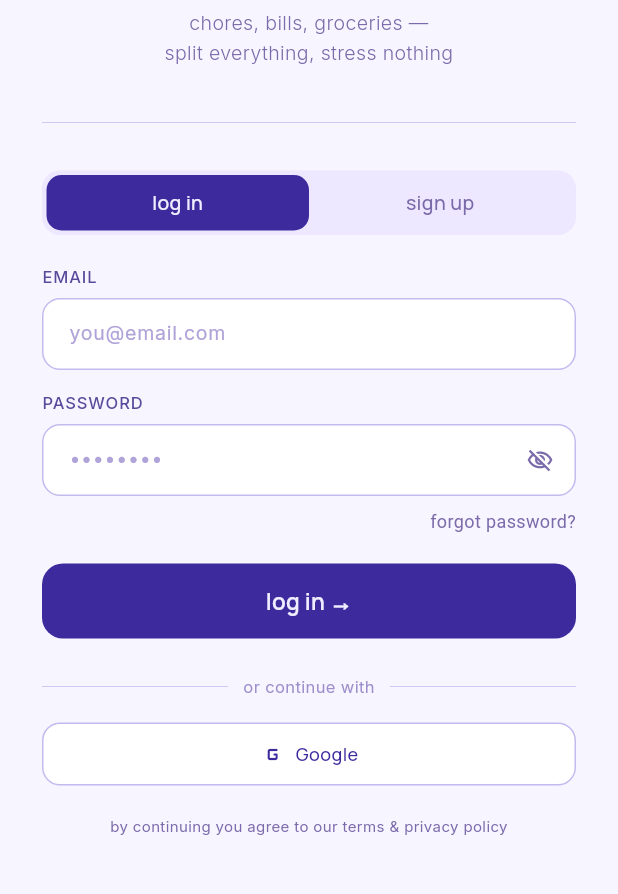
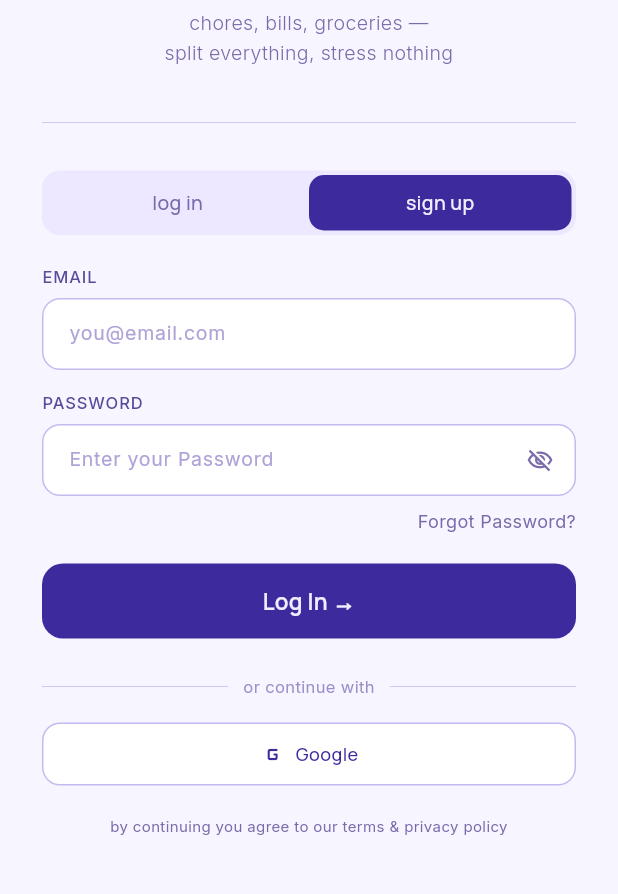
Before and after one commit to anaghasubedi/Roomie, a Flutter app: the AuthScreen screen opened directly, on a phone screen of 412 x 824 dp, the part 233-1127 px from its top. Run offline on Flutter 3.47's test engine with Material 3 defaults, Android fonts, the phone set to English and light mode, and no system bars; our stand-ins replace flutter_secure_storage, google_fonts, google_sign_in; accounts and stored records are empty.

Commit message:
Auth Screen

```diff
--- a/frontend/roomie/lib/screens/auth.dart
+++ b/frontend/roomie/lib/screens/auth.dart
@@ -1,5 +1,6 @@
 import 'package:flutter/material.dart';
 import '../themes/colors.dart';
+import '../themes/fonts.dart';
 import '../widgets/headers.dart';
 import '../widgets/auth_tabs.dart';
 import '../widgets/field_labels.dart';
@@ -7,9 +8,10 @@
 import '../widgets/or_divider.dart';
 import '../widgets/social_buttons.dart';
 import '../widgets/terms_text.dart';
+import '../widgets/text_field.dart';
 import '../services/auth_services.dart';
-import 'verification.dart';
-import 'forgot_password.dart';
+import '../popups/verification.dart';
+import '../popups/forgot_password.dart';
 import '../widgets/error_banner.dart';
 import '../widgets/dob_picker.dart';
 import 'welcome.dart';
@@ -146,13 +148,10 @@
     if (error != null) {
       setState(() => _signupError = error);
     } else {
-      Navigator.of(context).push(
-        MaterialPageRoute(
-          builder: (_) => VerificationScreen(
+      VerificationDialog.show(
+        context,
         email: _signupEmailController.text.trim(),
         mode: VerificationMode.emailVerification,
-          ),
-        ),
       );
     }
   }
@@ -181,7 +180,7 @@
       SnackBar(
         content: Text(
           message,
-          style: const TextStyle(fontSize: 13, color: Colors.white),
+          style: RFonts.body(fontSize: 13, color: RColors.buttonText),
         ),
         backgroundColor: RColors.error,
         behavior: SnackBarBehavior.floating,
@@ -224,28 +223,28 @@
       child: Column(
         crossAxisAlignment: CrossAxisAlignment.start,
         children: [
-          const FieldLabel('email'),
+          const FieldLabel('Email'),
           const SizedBox(height: 6),
-          TextFormField(
+          RoomieTextField(
             controller: _loginEmailController,
+            hint: 'you@email.com',
+            focusedHint: 'binayak11@gmail.com',
             keyboardType: TextInputType.emailAddress,
-            style: const TextStyle(fontSize: 13, color: RColors.text),
-            decoration: RoomieDecor.of('you@email.com'),
             validator: (v) {
-              if (v == null || v.isEmpty) return 'email is required';
-              if (!v.contains('@')) return 'enter a valid email';
+              if (v == null || v.isEmpty) return 'Email is required';
+              if (!v.contains('@')) return 'Enter a valid email';
               return null;
             },
           ),
           const SizedBox(height: 14),
 
-          const FieldLabel('password'),
+          const FieldLabel('Password'),
           const SizedBox(height: 6),
-          TextFormField(
+          RoomieTextField(
             controller: _loginPasswordController,
+            hint: 'Enter your Password',
+            focusedHint: '********',
             obscureText: _obscureLoginPassword,
-            style: const TextStyle(fontSize: 13, color: RColors.text),
-            decoration: RoomieDecor.of('••••••••').copyWith(
             suffixIcon: IconButton(
               icon: Icon(
                 _obscureLoginPassword
@@ -258,9 +257,8 @@
                 () => _obscureLoginPassword = !_obscureLoginPassword,
               ),
             ),
-            ),
             validator: (v) {
-              if (v == null || v.isEmpty) return 'password is required';
+              if (v == null || v.isEmpty) return 'Password is Required';
               return null;
             },
           ),
@@ -275,19 +273,17 @@
           Align(
             alignment: Alignment.centerRight,
             child: GestureDetector(
-              onTap: () => Navigator.of(context).push(
-                MaterialPageRoute(builder: (_) => const ForgotPasswordScreen()),
-              ),
-              child: const Text(
-                'forgot password?',
-                style: TextStyle(fontSize: 12, color: RColors.primaryMid),
+              onTap: () => ForgotPasswordDialog.show(context),
+              child: Text(
+                'Forgot Password?',
+                style: RFonts.body(fontSize: 12, color: RColors.primaryMid),
               ),
             ),
           ),
           const SizedBox(height: 20),
 
           PrimaryButton(
-            label: 'log in →',
+            label: 'Log In →',
             isLoading: _isLoginLoading,
             onPressed: _handleLogin,
           ),
@@ -305,17 +301,17 @@
       child: Column(
         crossAxisAlignment: CrossAxisAlignment.start,
         children: [
-          const FieldLabel('display name'),
+          const FieldLabel('Display Name'),
           const SizedBox(height: 6),
-          TextFormField(
+          RoomieTextField(
             controller: _displayNameController,
-            style: const TextStyle(fontSize: 13, color: RColors.text),
-            decoration: RoomieDecor.of('your name'),
+            hint: 'Your Name',
+            focusedHint: 'Saurab Neupane',
             validator: (v) {
               if (v == null || v.trim().isEmpty) {
-                return 'display name is required';
+                return 'Display name is required';
               }
-              if (v.trim().length < 2) return 'must be at least 2 characters';
+              if (v.trim().length < 3) return 'Nust be at least 3 characters';
               return null;
             },
           ),
@@ -331,28 +327,28 @@
           ),
           const SizedBox(height: 14),
 
-          const FieldLabel('email'),
+          const FieldLabel('Email'),
           const SizedBox(height: 6),
-          TextFormField(
+          RoomieTextField(
             controller: _signupEmailController,
+            hint: 'you@email.com',
+            focusedHint: 'saurab@email.com',
             keyboardType: TextInputType.emailAddress,
-            style: const TextStyle(fontSize: 13, color: RColors.text),
-            decoration: RoomieDecor.of('you@email.com'),
             validator: (v) {
-              if (v == null || v.isEmpty) return 'email is required';
-              if (!v.contains('@')) return 'enter a valid email';
+              if (v == null || v.isEmpty) return 'Email is required';
+              if (!v.contains('@')) return 'Enter a valid email';
               return null;
             },
           ),
           const SizedBox(height: 14),
 
-          const FieldLabel('password'),
+          const FieldLabel('Password'),
           const SizedBox(height: 6),
-          TextFormField(
+          RoomieTextField(
             controller: _signupPasswordController,
+            hint: 'Create a password',
+            focusedHint: '********',
             obscureText: _obscureSignupPassword,
-            style: const TextStyle(fontSize: 13, color: RColors.text),
-            decoration: RoomieDecor.of('create a password').copyWith(
             suffixIcon: IconButton(
               icon: Icon(
                 _obscureSignupPassword
@@ -365,10 +361,9 @@
                 () => _obscureSignupPassword = !_obscureSignupPassword,
               ),
             ),
-            ),
             validator: (v) {
-              if (v == null || v.isEmpty) return 'password is required';
-              if (v.length < 8) return 'must be at least 8 characters';
+              if (v == null || v.isEmpty) return 'Password is required';
+              if (v.length < 8) return 'Must be at least 8 characters';
               return null;
             },
           ),
@@ -380,7 +375,7 @@
           ],
 
           PrimaryButton(
-            label: 'create account →',
+            label: 'Create Account',
             isLoading: _isSignupLoading,
             onPressed: _handleSignup,
           ),
@@ -410,7 +405,7 @@
                   const Divider(color: RColors.border, thickness: 0.5),
                   const SizedBox(height: 24),
                   AuthTabs(
-                    activeTab: _isLogin ? 'login' : 'signup',
+                    activeTab: _isLogin ? 'LOGIN' : 'SIGNUP',
                     onInactiveTap: () => _switchTab(!_isLogin),
                   ),
                   const SizedBox(height: 20),
--- /dev/null
+++ b/frontend/roomie/lib/widgets/text_field.dart
@@ -0,0 +1,112 @@
+import 'package:flutter/material.dart';
+import '../themes/colors.dart';
+import '../themes/fonts.dart';
+
+/// A TextFormField wrapper that supports a hint which changes when the
+/// field gains focus — e.g. showing a placeholder at rest, and a more
+/// specific example or instruction once the user starts typing.
+///
+/// If [focusedHint] is omitted, it just falls back to [hint] in both
+/// states (same as a plain TextFormField).
+class RoomieTextField extends StatefulWidget {
+  final TextEditingController controller;
+  final String hint;
+  final String? focusedHint;
+  final bool obscureText;
+  final TextInputType? keyboardType;
+  final String? Function(String?)? validator;
+  final ValueChanged<String>? onChanged;
+  final Widget? suffixIcon;
+
+  const RoomieTextField({
+    super.key,
+    required this.controller,
+    required this.hint,
+    this.focusedHint,
+    this.obscureText = false,
+    this.keyboardType,
+    this.validator,
+    this.onChanged,
+    this.suffixIcon,
+  });
+
+  @override
+  State<RoomieTextField> createState() => _RoomieTextFieldState();
+}
+
+class _RoomieTextFieldState extends State<RoomieTextField> {
+  late final FocusNode _focusNode;
+  bool _isFocused = false;
+
+  @override
+  void initState() {
+    super.initState();
+    _focusNode = FocusNode();
+    _focusNode.addListener(_onFocusChange);
+  }
+
+  void _onFocusChange() {
+    if (_isFocused != _focusNode.hasFocus) {
+      setState(() => _isFocused = _focusNode.hasFocus);
+    }
+  }
+
+  @override
+  void dispose() {
+    _focusNode.removeListener(_onFocusChange);
+    _focusNode.dispose();
+    super.dispose();
+  }
+
+  @override
+  Widget build(BuildContext context) {
+    final activeHint =
+        _isFocused ? (widget.focusedHint ?? widget.hint) : widget.hint;
+
+    return TextFormField(
+      controller: widget.controller,
+      focusNode: _focusNode,
+      obscureText: widget.obscureText,
+      keyboardType: widget.keyboardType,
+      validator: widget.validator,
+      onChanged: widget.onChanged,
+      style: RFonts.body(fontSize: 13, color: RColors.text),
+      decoration: RoomieDecor.of(activeHint).copyWith(
+        suffixIcon: widget.suffixIcon,
+      ),
+    );
+  }
+}
+
+class RoomieDecor {
+  static InputDecoration of(String hint) {
+    return InputDecoration(
+      hintText: hint,
+      hintStyle: RFonts.body(fontSize: 13, color: RColors.hint),
+      filled: true,
+      fillColor: RColors.surface,
+      contentPadding: const EdgeInsets.symmetric(horizontal: 14, vertical: 13),
+      enabledBorder: OutlineInputBorder(
+        borderRadius: BorderRadius.circular(12),
+        borderSide: const BorderSide(color: RColors.border, width: 1),
+      ),
+      focusedBorder: OutlineInputBorder(
+        borderRadius: BorderRadius.circular(12),
+        borderSide: const BorderSide(color: RColors.primary, width: 1.5),
+      ),
+      errorBorder: OutlineInputBorder(
+        borderRadius: BorderRadius.circular(12),
+        borderSide: const BorderSide(color: RColors.error, width: 1),
+      ),
+      focusedErrorBorder: OutlineInputBorder(
+        borderRadius: BorderRadius.circular(12),
+        borderSide: const BorderSide(color: RColors.error, width: 1.5),
+      ),
+      errorStyle: RFonts.body(
+        fontSize: 11,
+        fontWeight: FontWeight.w500,
+        color: RColors.error,
+      ),
+    );
+  }
+}
```
Also changed, not shown: frontend/roomie/lib/popups/forgot_password.dart (added, +144 -0 lines), frontend/roomie/lib/popups/reset_password.dart (renamed from frontend/roomie/lib/screens/reset_password.dart, +46 -28 lines), frontend/roomie/lib/popups/verification.dart (renamed from frontend/roomie/lib/screens/verification.dart, +49 -30 lines), frontend/roomie/lib/screens/forgot_password.dart (deleted, +0 -128 lines), frontend/roomie/lib/widgets/dob_picker.dart (+34 -4 lines), frontend/roomie/lib/widgets/dob_text_field.dart (+5 -8 lines). Lines whose indentation alone changed are shown as unchanged.
